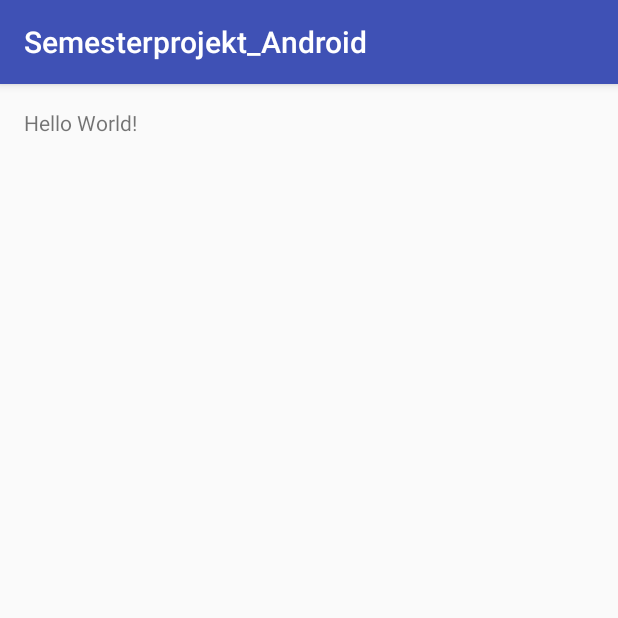
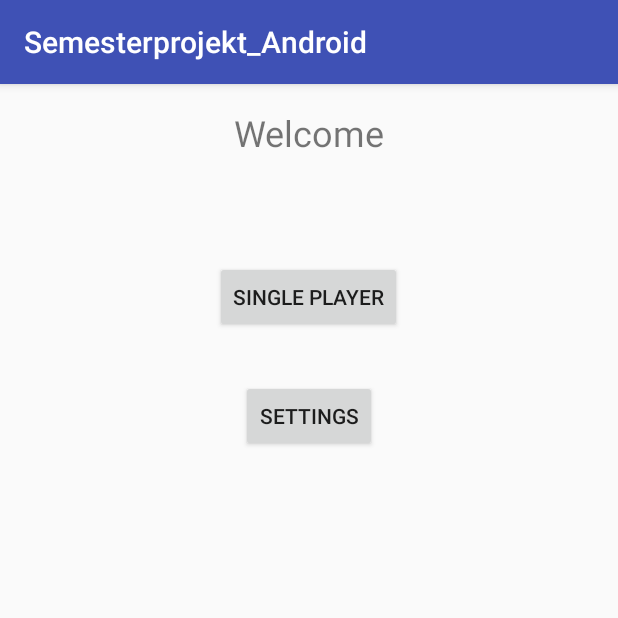
Before and after one commit to PatrickKaalund/Semesterprojekt_Android, an Android app: the screen it shows after launch (MainMenu), on a phone screen of 412 x 824 dp, the top half of it. Run offline under Robolectric (Android 15) with nearby library versions, the phone set to English and light mode, and no system bars.

Commit message:
Main menu added

```diff
--- a/app/src/main/res/layout/activity_main_menu.xml
+++ b/app/src/main/res/layout/activity_main_menu.xml
@@ -10,8 +10,33 @@
     android:paddingTop="@dimen/activity_vertical_margin"
     tools:context="com.example.patrickkaalund.semesterprojekt_android.MainMenu">
 
+    <Button
+        android:text="Single player"
+        android:layout_width="wrap_content"
+        android:layout_height="wrap_content"
+        android:layout_below="@+id/textView"
+        android:layout_centerHorizontal="true"
+        android:layout_marginTop="102dp"
+        android:id="@+id/button2" />
+
     <TextView
         android:layout_width="wrap_content"
         android:layout_height="wrap_content"
-        android:text="Hello World!" />
+        android:text="Welcome"
+        android:layout_alignParentTop="true"
+        android:layout_alignParentRight="true"
+        android:layout_alignParentEnd="true"
+        android:layout_alignParentLeft="true"
+        android:layout_alignParentStart="true"
+        android:textAlignment="center"
+        android:textSize="24sp" />
+
+    <Button
+        android:text="Settings"
+        android:layout_width="wrap_content"
+        android:layout_height="wrap_content"
+        android:id="@+id/button"
+        android:layout_marginTop="31dp"
+        android:layout_below="@+id/button2"
+        android:layout_centerHorizontal="true" />
 </RelativeLayout>
```
